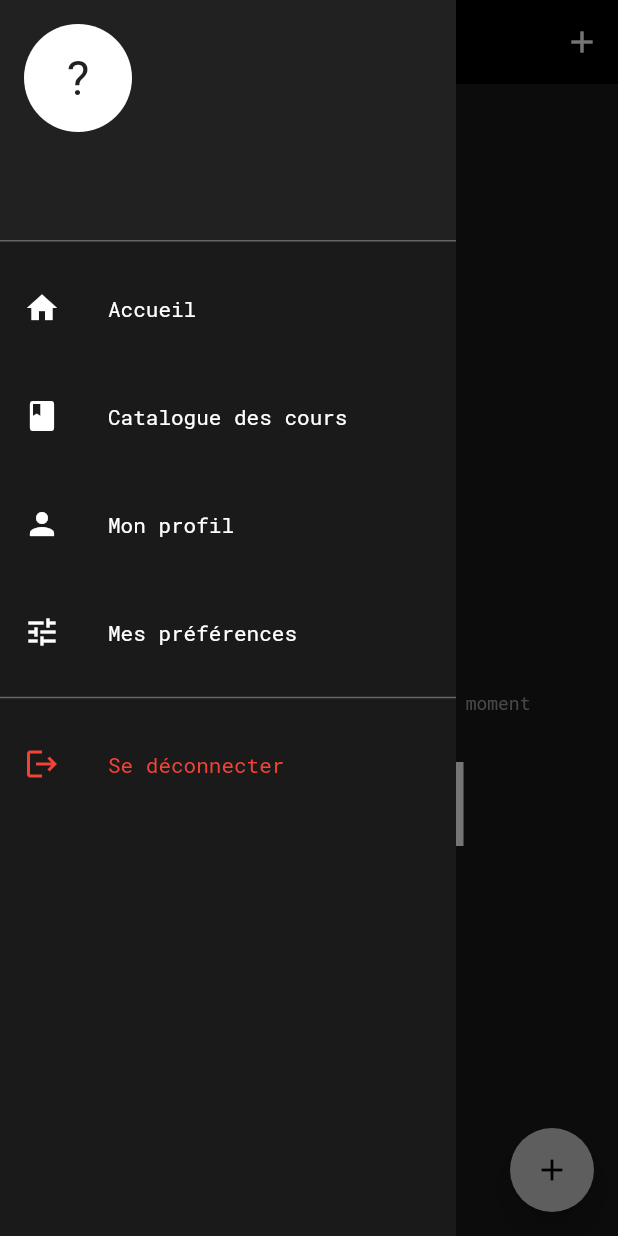
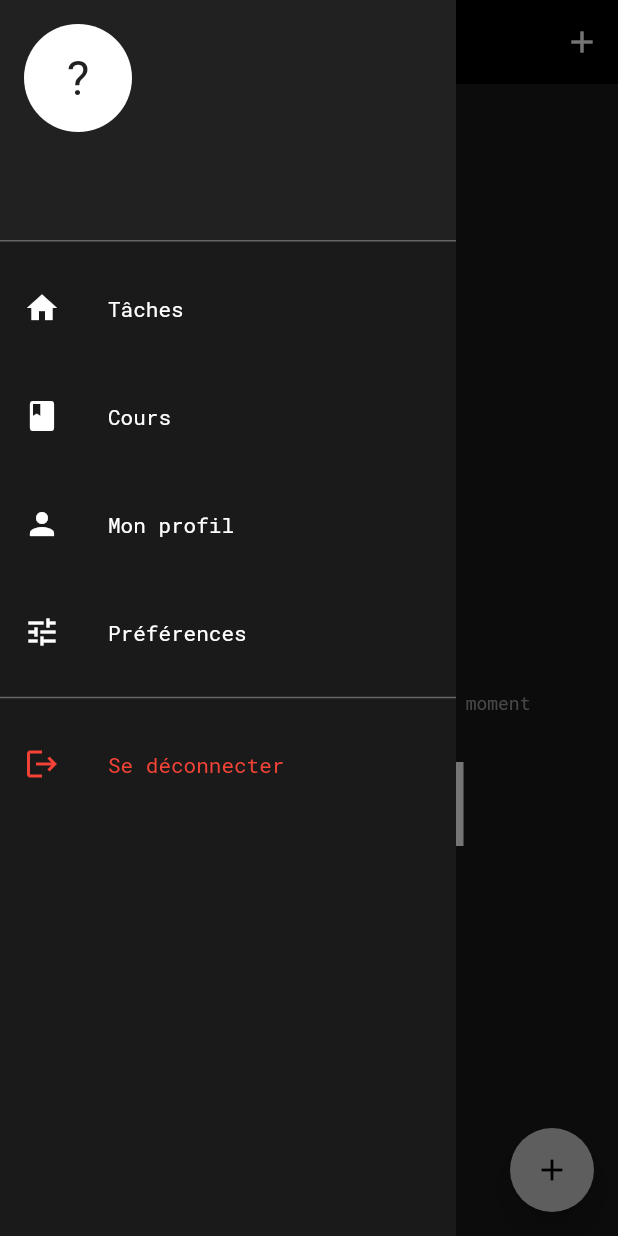
Before and after one commit to jorisdeguet/jorisdeguet.github.io, a Flutter app: the screen it shows once a user with an empty profile is signed in, with the side drawer open, on a phone screen of 412 x 824 dp. Run offline on Flutter 3.47's test engine with Material 3 defaults, Android fonts, the phone set to English and light mode, and no system bars; our stand-ins replace cloud_firestore, firebase_auth, firebase_core, google_fonts; accounts and stored records are empty.

Commit message:
Modifications drawer

```diff
--- a/supertache/lib/main.dart
+++ b/supertache/lib/main.dart
@@ -44,6 +44,7 @@ class MyApp extends StatelessWidget {
       ],
       child: MaterialApp(
         title: 'SuperTâche',
+        debugShowCheckedModeBanner: false,
         theme: RetroTheme.theme,
         home: const AuthWrapper(),
         onGenerateRoute: (settings) {
--- a/supertache/lib/widgets/app_drawer.dart
+++ b/supertache/lib/widgets/app_drawer.dart
@@ -61,14 +61,14 @@ class AppDrawer extends StatelessWidget {
               ),
               ListTile(
                 leading: const Icon(Icons.home),
-                title: const Text('Accueil'),
+                title: const Text('Tâches'),
                 onTap: () {
                   Navigator.of(context).popUntil((route) => route.isFirst);
                 },
               ),
               ListTile(
                 leading: const Icon(Icons.book),
-                title: const Text('Catalogue des cours'),
+                title: const Text('Cours'),
                 onTap: () {
                   Navigator.pop(context);
                   // Vérifier si on n'est pas déjà sur l'écran du catalogue
@@ -102,7 +102,7 @@ class AppDrawer extends StatelessWidget {
               ),
               ListTile(
                 leading: const Icon(Icons.tune),
-                title: const Text('Mes préférences'),
+                title: const Text('Préférences'),
                 onTap: () {
                   Navigator.pop(context);
                   if (ModalRoute.of(context)?.settings.name != '/preferences') {
```
